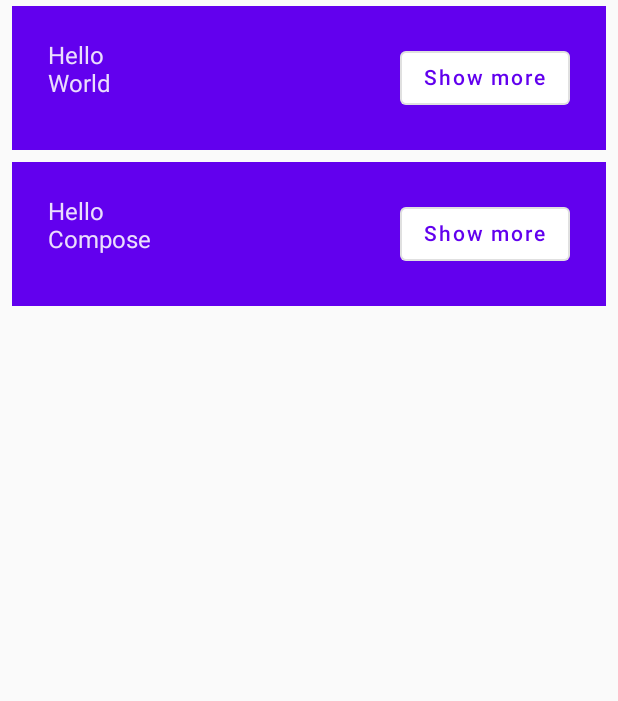
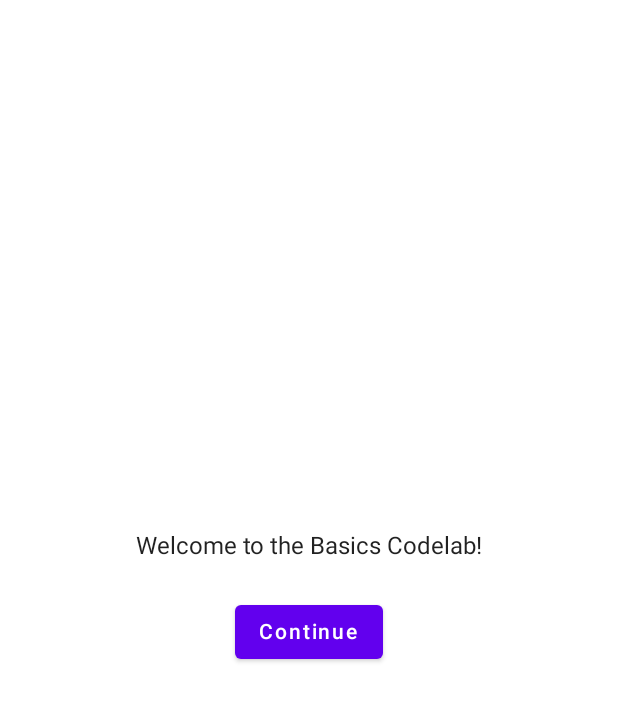
Before and after one commit to htl-leonding/jetpack-compose-pathway, an Android app built with Jetpack Compose: the screen it shows after launch (MainActivity), on a phone screen of 412 x 824 dp. Shown: the top 701 px of the screen. Run offline under Robolectric (Android 15) with nearby library versions, the phone set to English and light mode, and no system bars.

Commit message:
stuetz - basic codelab - state hoisting

```diff
--- a/basics-codelab/app/src/main/java/at/htl/basiccodelab/MainActivity.kt
+++ b/basics-codelab/app/src/main/java/at/htl/basiccodelab/MainActivity.kt
@@ -4,13 +4,12 @@ import android.os.Bundle
 import androidx.activity.ComponentActivity
 import androidx.activity.compose.setContent
 import androidx.compose.foundation.layout.*
-import androidx.compose.material.MaterialTheme
-import androidx.compose.material.OutlinedButton
-import androidx.compose.material.Surface
-import androidx.compose.material.Text
+import androidx.compose.material.*
 import androidx.compose.runtime.Composable
+import androidx.compose.runtime.getValue
 import androidx.compose.runtime.mutableStateOf
 import androidx.compose.runtime.remember
+import androidx.compose.ui.Alignment
 import androidx.compose.ui.Modifier
 import androidx.compose.ui.tooling.preview.Preview
 import androidx.compose.ui.unit.dp
@@ -29,13 +28,30 @@ class MainActivity : ComponentActivity() {
 }
 
 @Composable
-fun MyApp(names: List<String> = listOf("World", "Compose")) {
-    Column {
+fun MyApp() {
+
+    val shouldShowOnboarding = remember { mutableStateOf(true) }
+
+    if (shouldShowOnboarding.value) {
+        OnboardingScreen(onContinueClicked = { shouldShowOnboarding.value = false})
+    } else {
+        Greetings()
+    }
+}
+
+
+
+@Composable
+private fun Greetings(names: List<String> = listOf("World", "Compose")) {
+    Column(modifier = Modifier.padding(vertical = 4.dp)) {
         for (name in names) {
             Greeting(name = name)
         }
     }
 }
+
+
+
 
 @Composable
 fun Greeting(name: String) {
@@ -62,10 +78,42 @@ fun Greeting(name: String) {
     }
 }
 
-@Preview(showBackground = true, widthDp = 320)
+//@Preview(showBackground = true, widthDp = 320)
+//@Composable
+//fun DefaultPreview() {
+//    BasicCodelabTheme {
+//        MyApp()
+//    }
+//}
+
+
+
 @Composable
-fun DefaultPreview() {
-    BasicCodelabTheme {
-        MyApp()
+fun OnboardingScreen(onContinueClicked: () -> Unit) {
+    // TODO: This state should be hoisted
+    //val shouldShowOnboarding = remember { mutableStateOf(true) }
+
+    Surface {
+        Column(
+            modifier = Modifier.fillMaxSize(),
+            verticalArrangement = Arrangement.Center,
+            horizontalAlignment = Alignment.CenterHorizontally
+        ) {
+            Text("Welcome to the Basics Codelab!")
+            Button(
+                modifier = Modifier.padding(vertical = 24.dp),
+                onClick = onContinueClicked
+            ) {
+                Text("Continue")
+            }
+        }
     }
 }
+
+@Preview(showBackground = true, widthDp = 320, heightDp = 320)
+@Composable
+fun OnboardingPreview() {
+    BasicCodelabTheme {
+        OnboardingScreen(onContinueClicked = {})
+    }
+}
```
